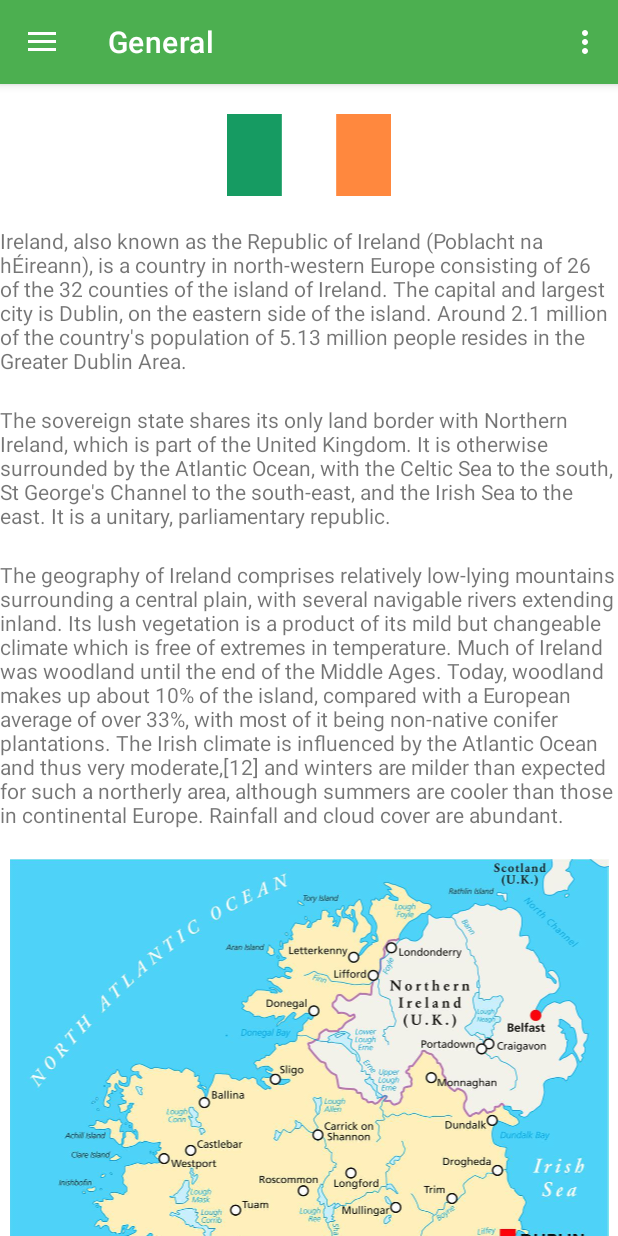
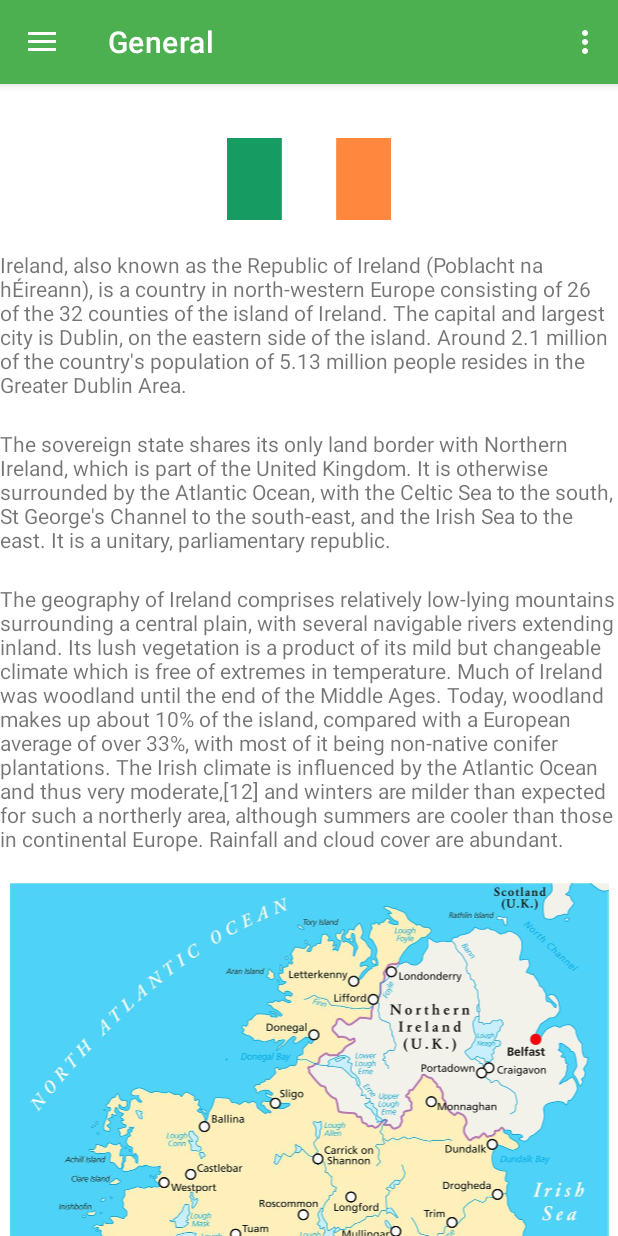
Before and after one commit to Ruzica74/mobilno, an Android app: the screen it shows after launch (MainActivity), in the side drawer, after a tap on "General", on a phone screen of 412 x 824 dp. Run offline under Robolectric (Android 15) with nearby library versions, the light colour scheme and no system bars; our stand-ins replace Room's generated code, navigation-ui.

Commit message:
pocetak fragmenta city

```diff
--- a/MyMobApp/app/src/main/java/com/example/mymobapp/database/MyAppDatabase.java
+++ b/MyMobApp/app/src/main/java/com/example/mymobapp/database/MyAppDatabase.java
@@ -19,14 +19,14 @@ import java.util.concurrent.ExecutorService;
 import java.util.concurrent.Executors;
 
 
-@Database(entities = {City.class, Sight.class}, version=1)
+@Database(entities = {City.class, Sight.class}, version=1, exportSchema = false)
 public abstract class MyAppDatabase extends RoomDatabase {
 
 
     public abstract DaoSight getDaoSight();
     public abstract DaoCity getDaoCity();
 
-    public static MyAppDatabase myAppDatabase;
+    private static MyAppDatabase myAppDatabase;
     private static final int NUMBER_OF_THREADS = 4;
     static final ExecutorService databaseWriteExecutor =
             Executors.newFixedThreadPool(NUMBER_OF_THREADS);
@@ -39,10 +39,13 @@ public abstract class MyAppDatabase extends RoomDatabase {
     }
 
     private static MyAppDatabase buildDatabaseInstance(Context context) {
-        return Room.databaseBuilder(context,
-                MyAppDatabase.class,
-                Constants.DB_NAME).addCallback(sRoomDatabaseCallback)
+        MyAppDatabase db =Room.databaseBuilder(context,
+                        MyAppDatabase.class,
+                        Constants.DB_NAME)
+                //.addCallback(sRoomDatabaseCallback)
                 .allowMainThreadQueries().build();
+        new InsertTask().execute();
+        return db;
     }
 
     public  void cleanUp(){
@@ -53,10 +56,11 @@ public abstract class MyAppDatabase extends RoomDatabase {
         @Override
         public void onCreate(@NonNull SupportSQLiteDatabase db) {
             super.onCreate(db);
+            System.out.println("db callback prije taska");
 
-            new InsertTask().execute();
+            //new InsertTask().execute();
 
-            /*databaseWriteExecutor.execute(() -> {
+            databaseWriteExecutor.execute(() -> {
                 // Populate the database in the background.
                 // If you want to start with more words, just add them.
                 DaoSight daos= myAppDatabase.getDaoSight();
@@ -69,14 +73,14 @@ public abstract class MyAppDatabase extends RoomDatabase {
                 /*Word word = new Word("Hello");
                 dao.insert(word);
                 word = new Word("World");
-                dao.insert(word);
+                dao.insert(word);*/
                 City city1=new City("Bri", "Bray", "Bray is a coastal town in north County Wicklow, Ireland. It is situated about twenty kilometres (12 mi) south of Dublin city centre on the east coast. It has a population of 32,600 making it the ninth largest urban area within Ireland (at the 2016 census). Bray is home to Ardmore Studios, and some light industry is located in the town, with some business and retail parks on its southern periphery. Commuter links between Bray and Dublin are provided by rail, Dublin Bus and the M11 and M50 motorways. Small parts of the town's northern outskirts are in County Dublin. \n" +
                         "Originally developed as a planned resort town in the 19th century, Bray's popularity as a seaside resort was serviced by the Dublin and Kingstown Railway, which was extended to Bray in 1854. During the late 20th century, the town's use as a resort declined when foreign travel became an option for holiday-makers. However, day-trippers continued to come to Bray during the summer months.\n", "Bri je primorski grad u severnom okrugu Viklou u Irskoj. Nalazi se oko dvadeset kilometara (12 milja) južno od centra Dablina na istočnoj obali. Ima 32.600 stanovnika, što ga čini devetim najvećim urbanim područjem u Irskoj (na popisu iz 2016.). Bri je dom Ardmor studija, a deo lake industrije se nalazi u gradu, sa nekim poslovnim i maloprodajnim parkovima na njegovoj južnoj periferiji. Prigradske veze između Brija i Dablina obezbeđuju se železnicom, Dablinskim autobusom i autoputevima M11 i M50. Mali delovi severne periferije grada su u okrugu Dablin.\n" +
                         "Prvobitno razvijen kao planirano letovalište u 19. veku, popularnost Breja kao primorskog odmarališta opsluživala je železnica Dablina i Kingstauna, koja je proširena na Bri 1854. Tokom kasnog 20. veka, upotreba grada kao odmarališta je opala kada su strani putovanja su postala opcija za turiste. Međutim, izletnici su nastavili da dolaze u Bri tokom letnjih meseci.\n", "https://dynamic-media-cdn.tripadvisor.com/media/photo-o/0b/09/49/14/photo2jpg.jpg?w=700&h=500&s=1", "https://foodandwine.ie/uploads/article/2019/7/2667/bray_beach_GettyImages-908528082_main.jpg","https://www.myirelandtour.com/images/ap/wicklow/bray/bray-town/bray-town-001,lightbox-singular/bray-town-001,ar_unchanged,w_1732,h_1154,.jpg", "https://www.youtube.com/watch?v=kPx-kWh-THk", "","");
                 daoc.insertCity(city1);
                 System.out.println("gradovi: "+daoc.getCities());
 
-            });*/
+            });
         }
     };
 
@@ -86,10 +90,9 @@ public abstract class MyAppDatabase extends RoomDatabase {
         //private Note note;
 
         // only retain a weak reference to the activity
-        /*InsertTask(AddNoteActivity context, Note note) {
-            activityReference = new WeakReference<>(context);
-            this.note = note;
-        }*/
+        InsertTask() {
+            super();
+        }
 
         // doInBackground methods runs on a worker thread
         @Override
@@ -97,7 +100,7 @@ public abstract class MyAppDatabase extends RoomDatabase {
             // retrieve auto incremented note id
             DaoSight daos= myAppDatabase.getDaoSight();
             daos.deleteAll();
-            //System.out.println("db oncreate");
+            System.out.println("db oncreate");
 
             DaoCity daoc= myAppDatabase.getDaoCity();
             daoc.deleteAll();
@@ -261,7 +264,7 @@ public abstract class MyAppDatabase extends RoomDatabase {
             daos.insertSight(sight4);
             daos.insertSight(sight5);
             daos.insertSight(sight6);
-            //myAppDatabase.close();
+            myAppDatabase.close();
             return true;
         }
 
@@ -269,8 +272,8 @@ public abstract class MyAppDatabase extends RoomDatabase {
         @Override
         protected void onPostExecute(Boolean bool) {
             if (bool) {
-                DaoCity daoc= myAppDatabase.getDaoCity();
-                //System.out.println("gradovi: "+daoc.getCities());
+                //DaoCity daoc= myAppDatabase.getDaoCity();
+                //System.out.println("gradovi: "+ daoc.getCities().get(8));
             }
         }
     }
--- a/MyMobApp/app/src/main/java/com/example/mymobapp/database/RepositoryCity.java
+++ b/MyMobApp/app/src/main/java/com/example/mymobapp/database/RepositoryCity.java
@@ -1,6 +1,7 @@
 package com.example.mymobapp.database;
 
 import android.app.Application;
+import android.os.AsyncTask;
 
 import com.example.mymobapp.model.City;
 import com.example.mymobapp.model.Sight;
@@ -26,4 +27,6 @@ public class RepositoryCity {
     public List<City> getAll(){
             return daoCity.getCities();
     }
+
+
 }
--- a/MyMobApp/app/src/main/res/layout/content_main.xml
+++ b/MyMobApp/app/src/main/res/layout/content_main.xml
@@ -12,7 +12,9 @@
         android:name="androidx.navigation.fragment.NavHostFragment"
         android:layout_width="match_parent"
         android:layout_height="match_parent"
+        android:layout_marginTop="16dp"
         app:defaultNavHost="true"
+        app:layout_constraintHorizontal_bias="0.0"
         app:layout_constraintLeft_toLeftOf="parent"
         app:layout_constraintRight_toRightOf="parent"
         app:layout_constraintTop_toTopOf="parent"
--- a/MyMobApp/app/src/main/res/layout/fragment_general.xml
+++ b/MyMobApp/app/src/main/res/layout/fragment_general.xml
@@ -25,7 +25,7 @@
             <View
                 android:id="@+id/divider9"
                 android:layout_width="match_parent"
-                android:layout_height="20dp"
+                android:layout_height="@dimen/divider"
                 android:background="?android:attr/divider" />
 
             <ImageView
@@ -37,7 +37,7 @@
             <View
                 android:id="@+id/divider"
                 android:layout_width="match_parent"
-                android:layout_height="20dp"
+                android:layout_height="@dimen/divider"
                 android:background="?android:attr/divider" />
 
             <TextView
@@ -49,7 +49,7 @@
             <View
                 android:id="@+id/divider3"
                 android:layout_width="match_parent"
-                android:layout_height="20dp"
+                android:layout_height="@dimen/divider"
                 android:background="?android:attr/divider" />
 
             <TextView
@@ -61,7 +61,7 @@
             <View
                 android:id="@+id/divider4"
                 android:layout_width="match_parent"
-                android:layout_height="20dp"
+                android:layout_height="@dimen/divider"
                 android:background="?android:attr/divider" />
 
             <TextView
@@ -73,7 +73,7 @@
             <View
                 android:id="@+id/divider5"
                 android:layout_width="match_parent"
-                android:layout_height="20dp"
+                android:layout_height="@dimen/divider"
                 android:background="?android:attr/divider" />
 
             <ImageView
@@ -92,7 +92,7 @@
             <View
                 android:id="@+id/divider6"
                 android:layout_width="match_parent"
-                android:layout_height="20dp"
+                android:layout_height="@dimen/divider"
                 android:background="?android:attr/divider" />
 
             <TextView
@@ -104,7 +104,7 @@
             <View
                 android:id="@+id/divider11"
                 android:layout_width="match_parent"
-                android:layout_height="20dp"
+                android:layout_height="@dimen/divider"
                 android:background="?android:attr/divider" />
 
             <ImageView
@@ -123,7 +123,7 @@
             <View
                 android:id="@+id/divider10"
                 android:layout_width="match_parent"
-                android:layout_height="20dp"
+                android:layout_height="@dimen/divider"
                 android:background="?android:attr/divider" />
 
             <TextView
@@ -135,7 +135,7 @@
             <View
                 android:id="@+id/divider7"
                 android:layout_width="match_parent"
-                android:layout_height="20dp"
+                android:layout_height="@dimen/divider"
                 android:background="?android:attr/divider" />
 
             <ImageView
@@ -154,7 +154,7 @@
             <View
                 android:id="@+id/divider8"
                 android:layout_width="match_parent"
-                android:layout_height="20dp"
+                android:layout_height="@dimen/divider"
                 android:background="?android:attr/divider" />
 
             <TextView
@@ -166,7 +166,7 @@
             <View
                 android:id="@+id/divider2"
                 android:layout_width="match_parent"
-                android:layout_height="20dp"
+                android:layout_height="@dimen/divider"
                 android:background="?android:attr/divider" />
 
             <ImageView
@@ -185,7 +185,7 @@
             <View
                 android:id="@+id/divider12"
                 android:layout_width="match_parent"
-                android:layout_height="20dp"
+                android:layout_height="@dimen/divider"
                 android:background="?android:attr/divider" />
 
             <ImageView
@@ -204,7 +204,7 @@
             <View
                 android:id="@+id/divider13"
                 android:layout_width="match_parent"
-                android:layout_height="20dp"
+                android:layout_height="@dimen/divider"
                 android:background="?android:attr/divider" />
         </LinearLayout>
     </androidx.core.widget.NestedScrollView>
```
Also changed, not shown: MyMobApp/app/src/main/java/com/example/mymobapp/MainActivity.java (+30 -1 lines), MyMobApp/app/src/main/java/com/example/mymobapp/ui/city/AdapterCity.java (added, +126 -0 lines), MyMobApp/app/src/main/res/layout/fragment_city.xml (+23 -5 lines), MyMobApp/app/src/main/res/layout/fragment_home.xml (+4 -3 lines), MyMobApp/app/src/main/res/layout/item_city.xml (added, +81 -0 lines).
